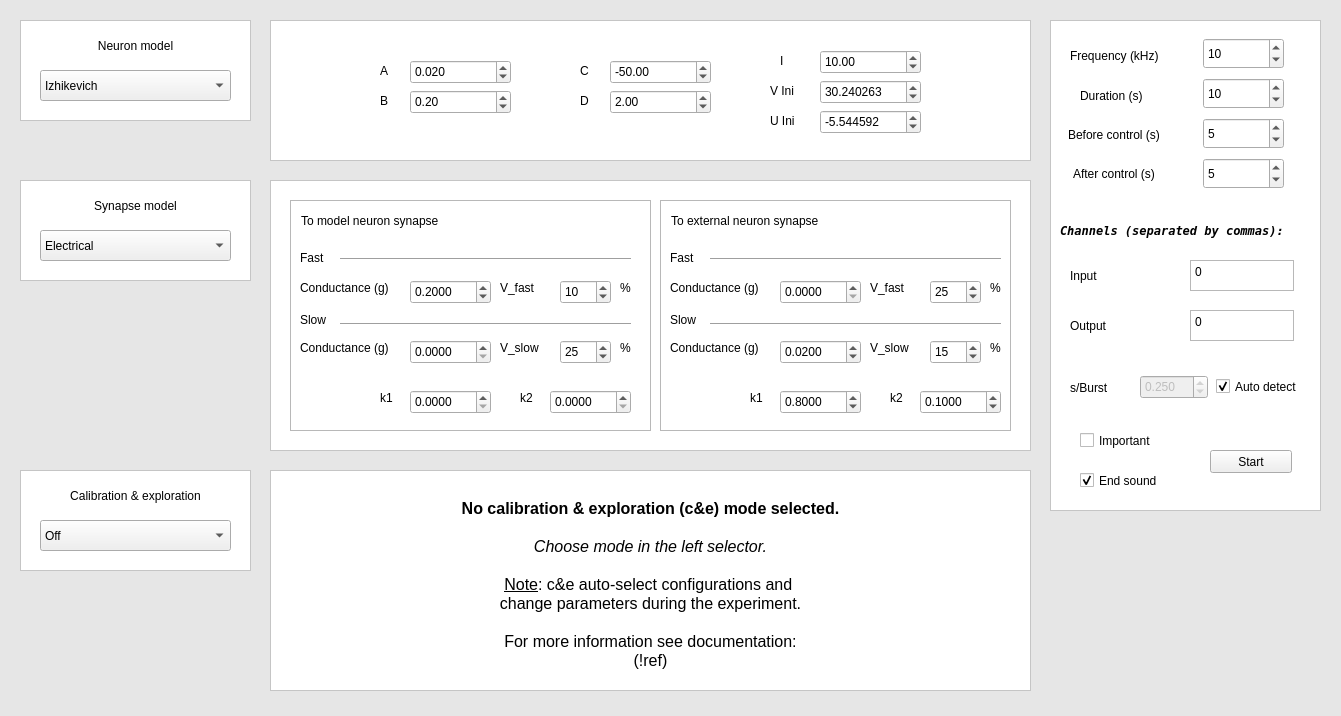
Before: the Qt Designer form gui/rthybrid.ui in GNB-UAM/RTHybrid, drawn with Qt 5.
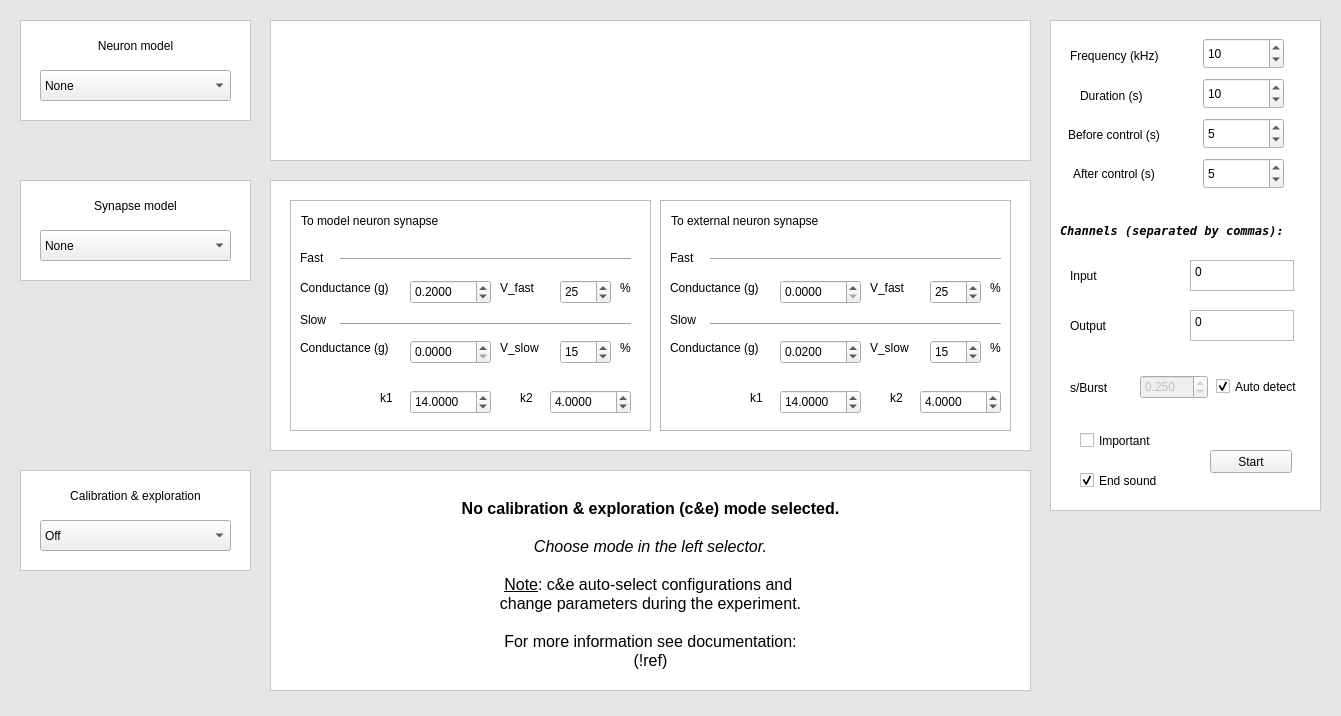
After: the same form once the commit is applied. The open tabs and pages were chosen to show the change.

```diff
--- a/gui/rthybrid.ui
+++ b/gui/rthybrid.ui
@@ -68,6 +68,7 @@
      <property name="currentIndex">
       <number>0</number>
      </property>
+     <widget class="QWidget" name="page_2"/>
      <widget class="QWidget" name="pageSynElec">
       <widget class="QLabel" name="label_27">
        <property name="geometry">
@@ -211,7 +212,7 @@
          <number>100</number>
         </property>
         <property name="value">
-         <number>10</number>
+         <number>25</number>
         </property>
        </widget>
        <widget class="QLabel" name="label_85">
@@ -331,7 +332,7 @@
          <number>100</number>
         </property>
         <property name="value">
-         <number>25</number>
+         <number>15</number>
         </property>
        </widget>
        <widget class="QDoubleSpinBox" name="doubleSpinBox_gl_EtoM_slow_g">
@@ -394,6 +395,9 @@
         <property name="singleStep">
          <double>0.001000000000000</double>
         </property>
+        <property name="value">
+         <double>14.000000000000000</double>
+        </property>
        </widget>
        <widget class="QDoubleSpinBox" name="doubleSpinBox_gl_EtoM_slow_k2">
         <property name="geometry">
@@ -410,6 +414,9 @@
         <property name="singleStep">
          <double>0.001000000000000</double>
         </property>
+        <property name="value">
+         <double>4.000000000000000</double>
+        </property>
        </widget>
        <widget class="QLabel" name="label_95">
         <property name="geometry">
@@ -547,7 +554,7 @@
          <double>0.001000000000000</double>
         </property>
         <property name="value">
-         <double>0.100000000000000</double>
+         <double>4.000000000000000</double>
         </property>
        </widget>
        <widget class="QSpinBox" name="spinBox_gl_MtoE_slow_vth">
@@ -637,7 +644,7 @@
          <double>0.001000000000000</double>
         </property>
         <property name="value">
-         <double>0.800000000000000</double>
+         <double>14.000000000000000</double>
         </property>
        </widget>
        <widget class="QLabel" name="label_82">
@@ -1140,6 +1147,11 @@
       <height>31</height>
      </rect>
     </property>
+    <item>
+     <property name="text">
+      <string>None</string>
+     </property>
+    </item>
     <item>
      <property name="text">
       <string>Izhikevich</string>
@@ -1181,6 +1193,11 @@
       <height>31</height>
      </rect>
     </property>
+    <item>
+     <property name="text">
+      <string>None</string>
+     </property>
+    </item>
     <item>
      <property name="text">
       <string>Electrical</string>
@@ -1224,6 +1241,7 @@
      <property name="currentIndex">
       <number>0</number>
      </property>
+     <widget class="QWidget" name="page"/>
      <widget class="QWidget" name="pageIz">
       <widget class="QLabel" name="label_8">
        <property name="geometry">
```
